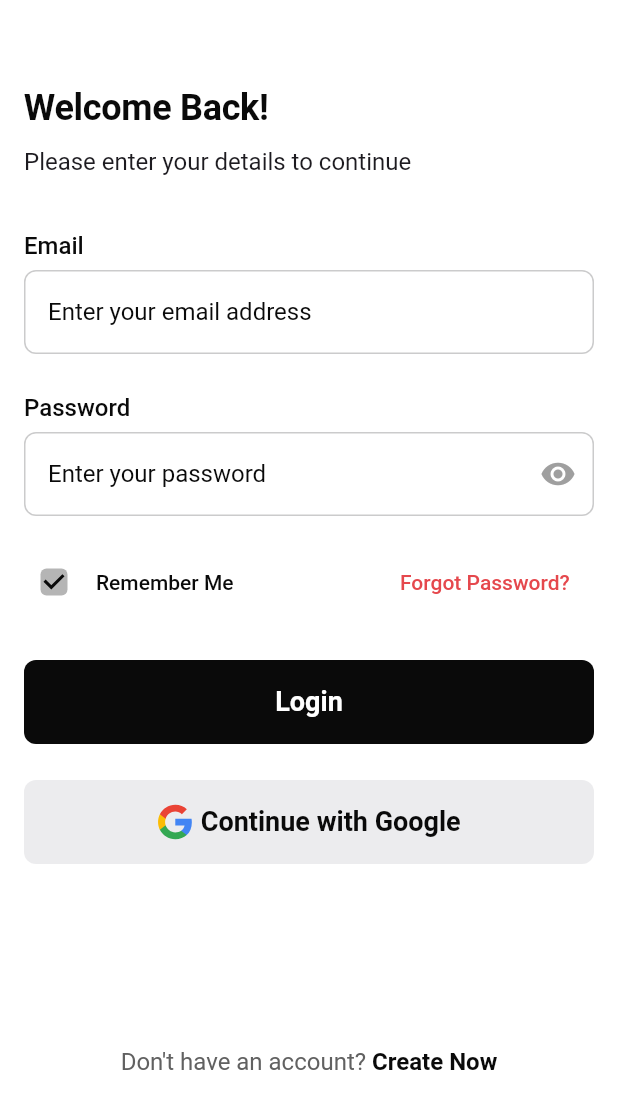
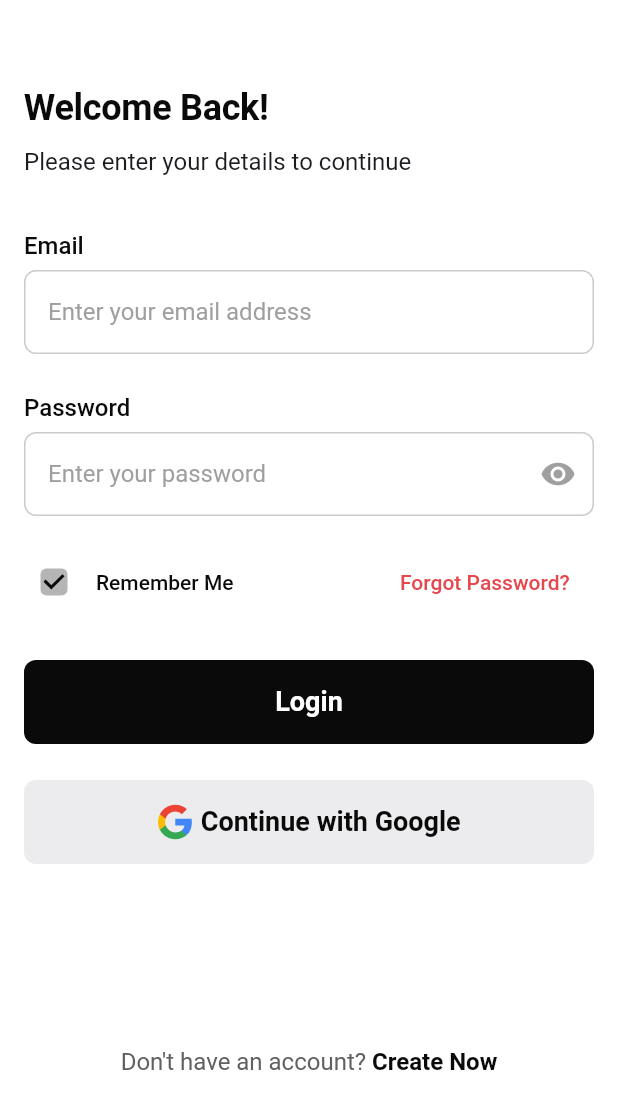
Before and after one commit to ayushh-gautam/Bizflow, a Flutter app: the screen it shows after launch, on a phone screen of 412 x 824 dp. Shown: the top 1109 px of the screen. Run offline on Flutter 3.47's test engine with Material 3 defaults, Android fonts, the phone set to English and light mode, and no system bars; our stand-ins replace bloc, firebase_core, flutter_bloc, flutter_screenutil, flutter_svg, gap and 1 more; accounts and stored records are empty; Roboto replaces fonts that are missing (Inter-Bold, Inter-Medium, Inter-Regular).

Commit message:
fix: placeholder color adjusted

```diff
--- a/lib/common/components/textfield.dart
+++ b/lib/common/components/textfield.dart
@@ -42,7 +42,7 @@ class CustomTextField extends StatelessWidget {
         decoration: InputDecoration(
           hintText: placeholder,
           hintStyle:
-              bodybodymddefault.copyWith(color: customColors.textDefault),
+              bodybodymddefault.copyWith(color: customColors.textTeritary),
           contentPadding:
               const EdgeInsets.symmetric(vertical: 16, horizontal: 12),
           filled: true,
```
